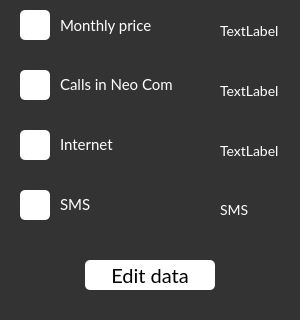
Before: the Qt Designer form PhoneManagerGUI/ui/tariffcard.ui in tarashunchak/PhoneCompanyManager, drawn with Qt 5; both pictures show x 0 to 300 and y 140 to 460 of the 300 by 460 pixel window.
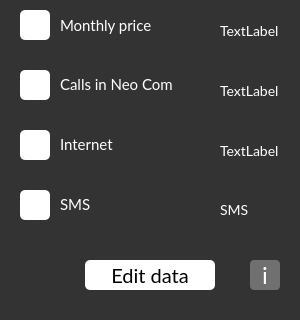
After: the same form once the commit is applied.

Patch:
```diff
--- a/PhoneManagerGUI/ui/tariffcard.ui
+++ b/PhoneManagerGUI/ui/tariffcard.ui
@@ -425,6 +425,30 @@
     <string>Edit data</string>
    </property>
   </widget>
+  <widget class="QPushButton" name="pushButton">
+   <property name="geometry">
+    <rect>
+     <x>250</x>
+     <y>400</y>
+     <width>30</width>
+     <height>30</height>
+    </rect>
+   </property>
+   <property name="styleSheet">
+    <string notr="true">QPushButton{
+	background-color:rgba(255, 255, 255, 0.3);
+	border-radius:4px;
+	color:white;
+	font-size:24px;
+}
+QPushButton:hover{
+	background-color:rgba(255, 255, 255, 0.5);
+}</string>
+   </property>
+   <property name="text">
+    <string>i</string>
+   </property>
+  </widget>
  </widget>
  <resources/>
  <connections/>
```
